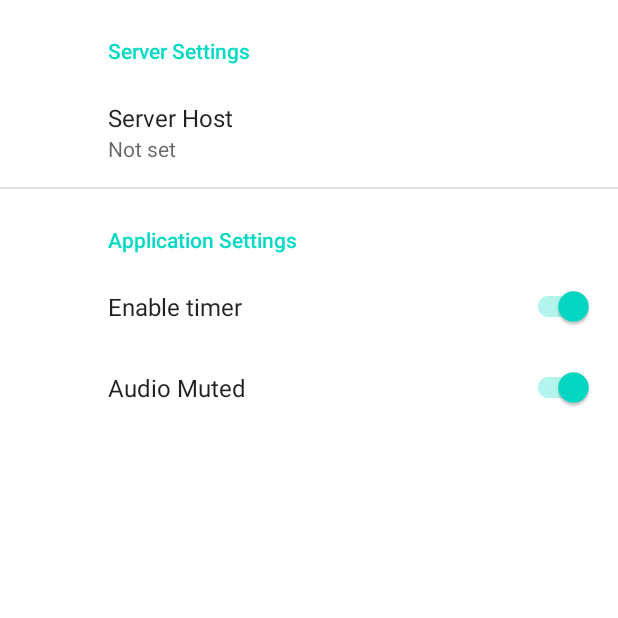
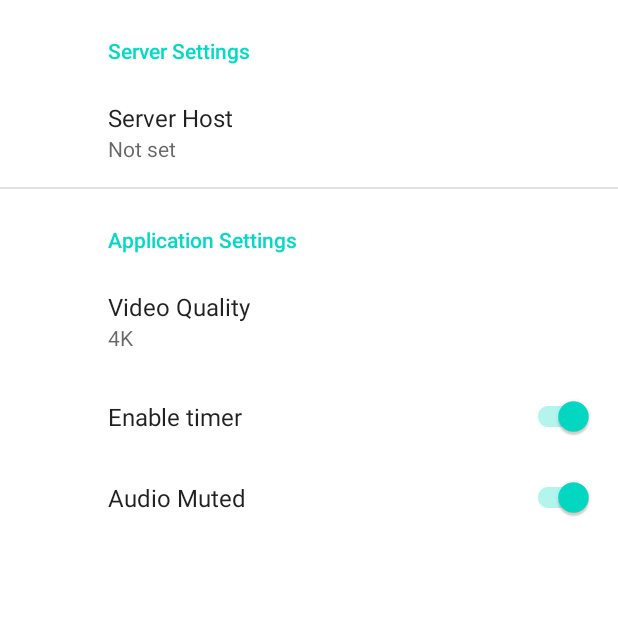
Before and after one commit to bcartfall/piworkout-android, an Android app: the screen it shows after launch (SettingsActivity), on a phone screen of 412 x 824 dp, the top half of it. Run offline under Robolectric (Android 15) with nearby library versions, the phone set to English and light mode, and no system bars; our stand-ins replace androidx.preference; 7 statements that could not run were skipped.

Commit message:
Add video quality setting.

```diff
--- a/app/src/main/res/values/arrays.xml
+++ b/app/src/main/res/values/arrays.xml
@@ -1,12 +1,14 @@
 <resources>
-    <!-- Reply Preference -->
-    <string-array name="reply_entries">
-        <item>Reply</item>
-        <item>Reply to all</item>
+    <string-array name="entries_video_quality">
+        <item>4K</item>
+        <item>1440p</item>
+        <item>1080p</item>
+        <item>720p</item>
     </string-array>
-
-    <string-array name="reply_values">
-        <item>reply</item>
-        <item>reply_all</item>
+    <string-array name="entry_video_quality_values">
+        <item>4K</item>
+        <item>1440p</item>
+        <item>1080p</item>
+        <item>720p</item>
     </string-array>
 </resources>
--- a/app/src/main/res/values/strings.xml
+++ b/app/src/main/res/values/strings.xml
@@ -9,4 +9,5 @@
     <string name="timer_title">Enable timer</string>
     <string name="muted_title">Audio Muted</string>
     <string name="timer_default">00:00.000</string>
+    <string name="video_quality_title">Video Quality</string>
 </resources>
--- a/app/src/main/res/xml/root_preferences.xml
+++ b/app/src/main/res/xml/root_preferences.xml
@@ -10,6 +10,15 @@
     </PreferenceCategory>
 
     <PreferenceCategory app:title="@string/app_header">
+        <DropDownPreference
+            app:key="videoQuality"
+            app:title="@string/video_quality_title"
+            app:defaultValue="4K"
+            app:useSimpleSummaryProvider="true"
+            app:entries="@array/entries_video_quality"
+            app:entryValues="@array/entry_video_quality_values"
+            />
+
         <SwitchPreferenceCompat
             app:key="timer"
             app:title="@string/timer_title"
```
Also changed, not shown: app/src/main/java/com/bcartfall/piworkoutandroid/MainActivity.kt (+34 -8 lines), 1 other file.
